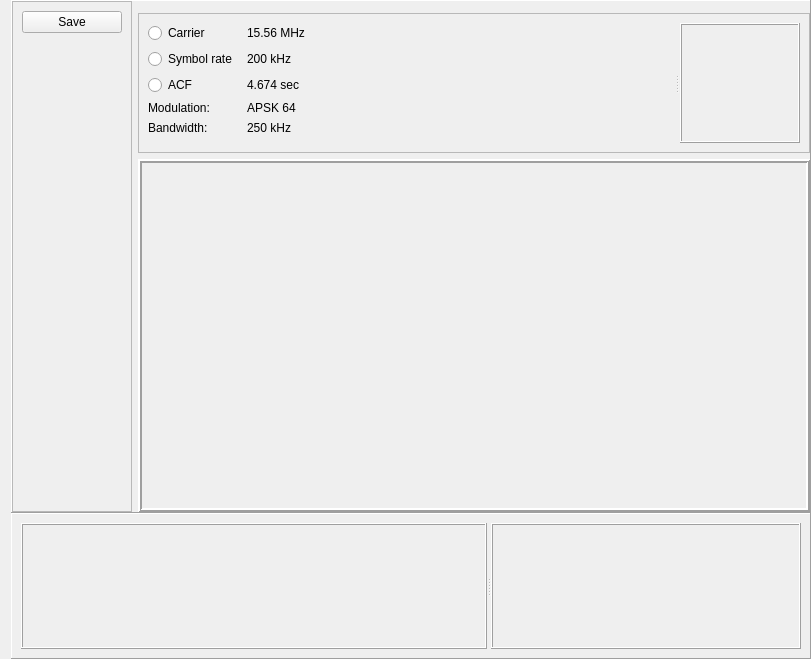
The window that sources/Arks/Scope Analyzer/window/scope_analyzer_window.ui (AquaCreatura/AquaWave) describes before a commit, drawn with Qt 5.
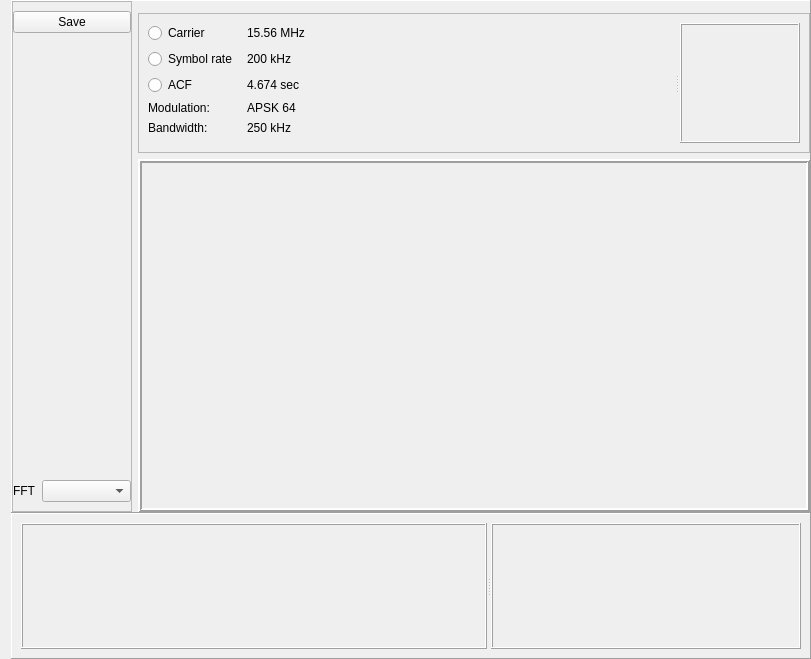
The same window after the commit.

Commit message: Scoper: Added FFt combobox (not work), Fixed cyclic read crash

What changed in the file:
```diff
--- a/sources/Arks/Scope Analyzer/window/scope_analyzer_window.ui
+++ b/sources/Arks/Scope Analyzer/window/scope_analyzer_window.ui
@@ -77,6 +77,12 @@
          <enum>QFrame::Raised</enum>
         </property>
         <layout class="QGridLayout" name="gridLayout_2">
+         <property name="leftMargin">
+          <number>0</number>
+         </property>
+         <property name="rightMargin">
+          <number>0</number>
+         </property>
          <item row="0" column="0" colspan="2">
           <widget class="QPushButton" name="pushButton">
            <property name="sizePolicy">
@@ -116,7 +122,14 @@
            </property>
           </widget>
          </item>
-         <item row="1" column="1">
+         <item row="2" column="1">
+          <widget class="QComboBox" name="fft_order_combobox">
+           <property name="sizeAdjustPolicy">
+            <enum>QComboBox::AdjustToContentsOnFirstShow</enum>
+           </property>
+          </widget>
+         </item>
+         <item row="1" column="0" colspan="2">
           <spacer name="verticalSpacer">
            <property name="orientation">
             <enum>Qt::Vertical</enum>
@@ -129,6 +142,19 @@
            </property>
           </spacer>
          </item>
+         <item row="2" column="0">
+          <widget class="QLabel" name="fft_order_label">
+           <property name="sizePolicy">
+            <sizepolicy hsizetype="Maximum" vsizetype="Preferred">
+             <horstretch>0</horstretch>
+             <verstretch>0</verstretch>
+            </sizepolicy>
+           </property>
+           <property name="text">
+            <string>FFT</string>
+           </property>
+          </widget>
+         </item>
         </layout>
        </widget>
       </item>
```
The commit also changes 5 other files.
